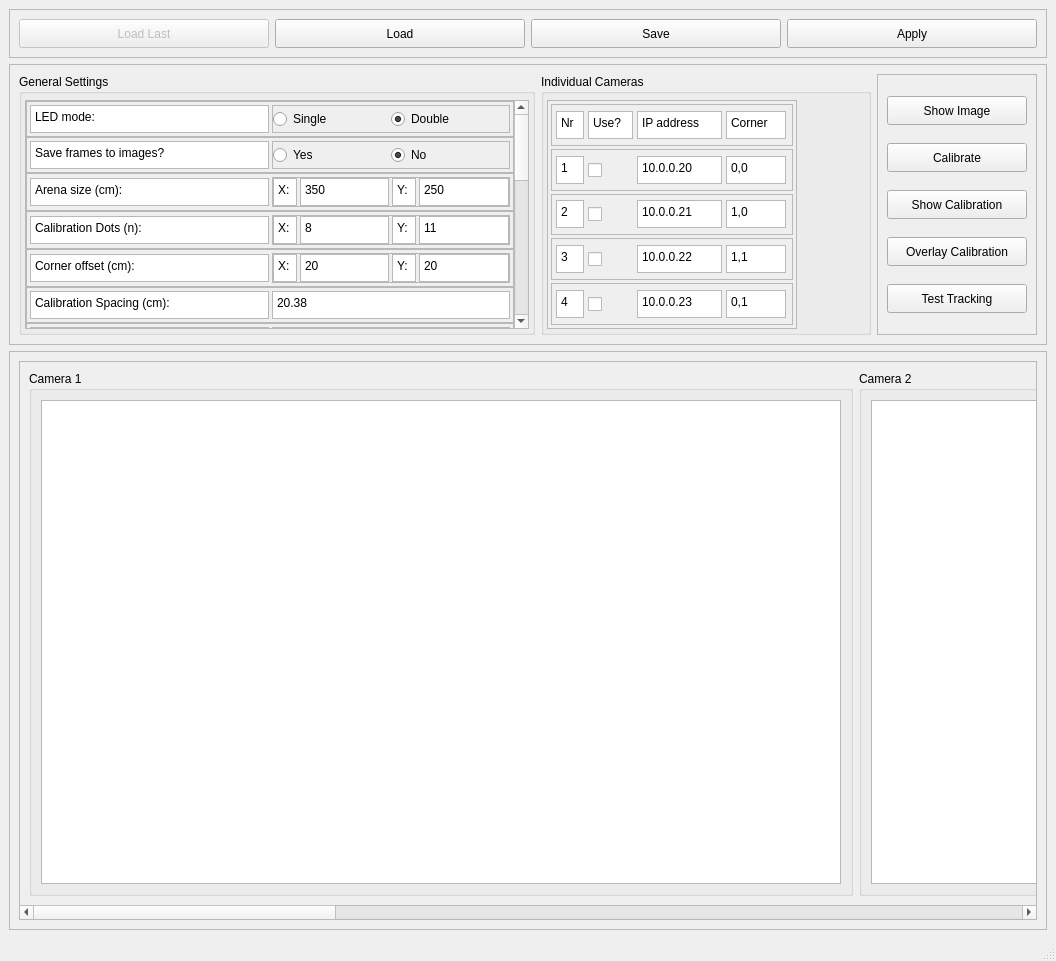
Above: CameraSettingsGUIDesign.ui from Barry-lab/openEPhys_DACQ before the change. Below: the same form after it.
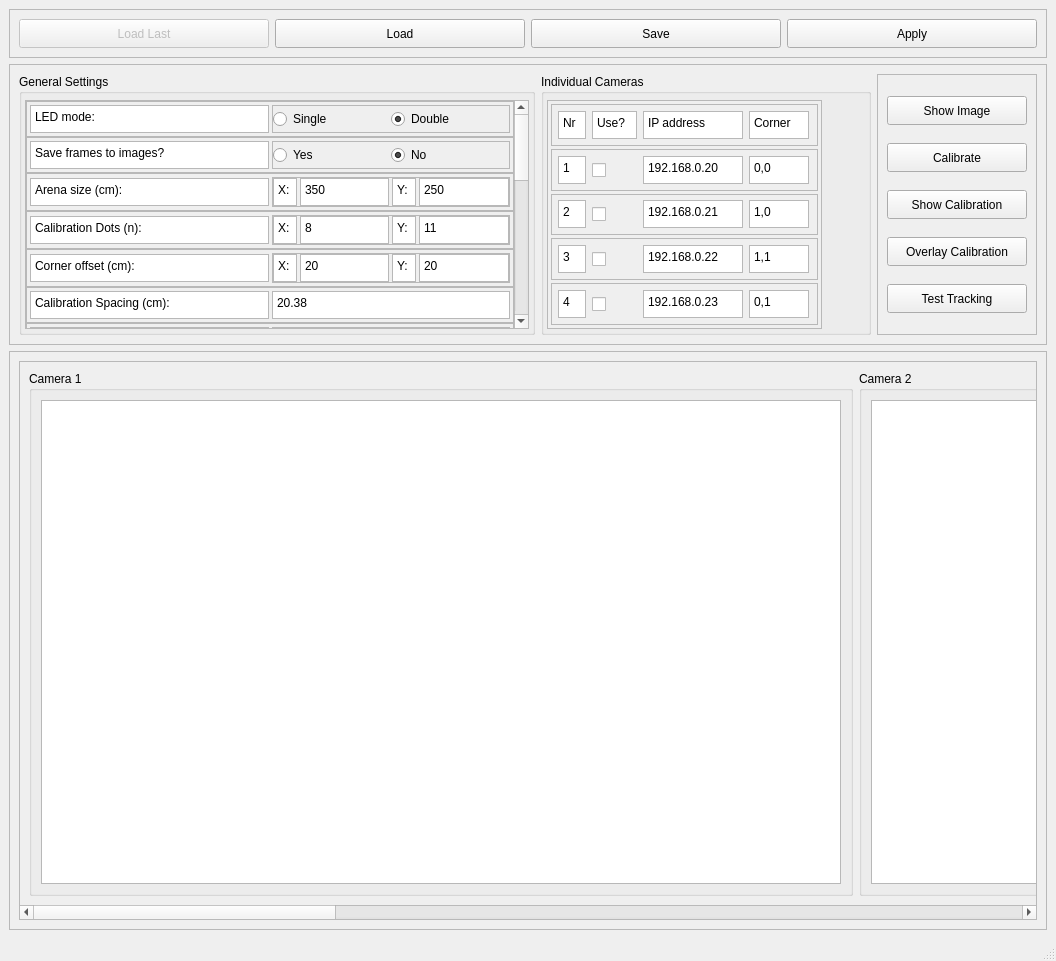
That is the form after the change. Custom widgets are drawn as their Qt base class.

Commit message: Changed Networking Setting and updated README

Diff of the .ui file:
```diff
--- a/CameraSettingsGUIDesign.ui
+++ b/CameraSettingsGUIDesign.ui
@@ -1649,13 +1649,13 @@
            <widget class="QScrollArea" name="scrollArea_2">
             <property name="minimumSize">
              <size>
-              <width>250</width>
+              <width>275</width>
               <height>0</height>
              </size>
             </property>
             <property name="maximumSize">
              <size>
-              <width>250</width>
+              <width>275</width>
               <height>16777215</height>
              </size>
             </property>
@@ -1667,7 +1667,7 @@
               <rect>
                <x>0</x>
                <y>0</y>
-               <width>248</width>
+               <width>273</width>
                <height>232</height>
               </rect>
              </property>
@@ -1750,13 +1750,13 @@
                   <widget class="QPlainTextEdit" name="plainTextEdit_12">
                    <property name="minimumSize">
                     <size>
-                     <width>85</width>
+                     <width>100</width>
                      <height>28</height>
                     </size>
                    </property>
                    <property name="maximumSize">
                     <size>
-                     <width>85</width>
+                     <width>100</width>
                      <height>28</height>
                     </size>
                    </property>
@@ -1853,13 +1853,13 @@
                   <widget class="QPlainTextEdit" name="pt_rpi_ip_1">
                    <property name="minimumSize">
                     <size>
-                     <width>85</width>
+                     <width>100</width>
                      <height>28</height>
                     </size>
                    </property>
                    <property name="maximumSize">
                     <size>
-                     <width>85</width>
+                     <width>100</width>
                      <height>28</height>
                     </size>
                    </property>
@@ -1867,7 +1867,7 @@
                     <bool>false</bool>
                    </property>
                    <property name="plainText">
-                    <string>10.0.0.20</string>
+                    <string>192.168.0.20</string>
                    </property>
                   </widget>
                  </item>
@@ -1953,13 +1953,13 @@
                   <widget class="QPlainTextEdit" name="pt_rpi_ip_2">
                    <property name="minimumSize">
                     <size>
-                     <width>85</width>
+                     <width>100</width>
                      <height>28</height>
                     </size>
                    </property>
                    <property name="maximumSize">
                     <size>
-                     <width>85</width>
+                     <width>100</width>
                      <height>28</height>
                     </size>
                    </property>
@@ -1967,7 +1967,7 @@
                     <bool>false</bool>
                    </property>
                    <property name="plainText">
-                    <string>10.0.0.21</string>
+                    <string>192.168.0.21</string>
                    </property>
                   </widget>
                  </item>
@@ -2053,13 +2053,13 @@
                   <widget class="QPlainTextEdit" name="pt_rpi_ip_3">
                    <property name="minimumSize">
                     <size>
-                     <width>85</width>
+                     <width>100</width>
                      <height>28</height>
                     </size>
                    </property>
                    <property name="maximumSize">
                     <size>
-                     <width>85</width>
+                     <width>100</width>
                      <height>28</height>
                     </size>
                    </property>
@@ -2067,7 +2067,7 @@
                     <bool>false</bool>
                    </property>
                    <property name="plainText">
-                    <string>10.0.0.22</string>
+                    <string>192.168.0.22</string>
                    </property>
                   </widget>
                  </item>
@@ -2153,13 +2153,13 @@
                   <widget class="QPlainTextEdit" name="pt_rpi_ip_4">
                    <property name="minimumSize">
                     <size>
-                     <width>85</width>
+                     <width>100</width>
                      <height>28</height>
                     </size>
                    </property>
                    <property name="maximumSize">
                     <size>
-                     <width>85</width>
+                     <width>100</width>
                      <height>28</height>
                     </size>
                    </property>
@@ -2167,7 +2167,7 @@
                     <bool>false</bool>
                    </property>
                    <property name="plainText">
-                    <string>10.0.0.23</string>
+                    <string>192.168.0.23</string>
                    </property>
                   </widget>
                  </item>
```
Left out of the diff: 6 changed lines with no effect on the pictures. The commit also changes 32 other files.
